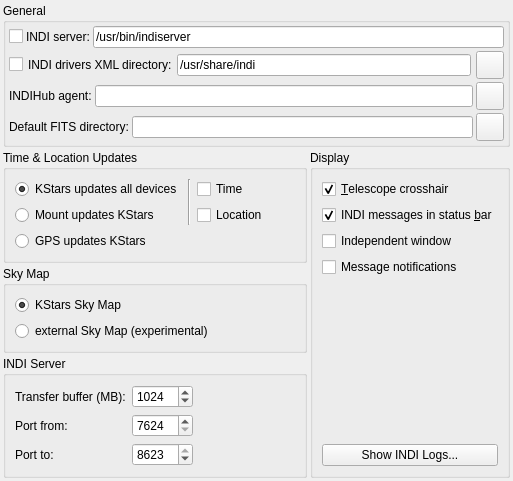
Old version of the form kstars/indi/opsindi.ui in the repository KDE/kstars.
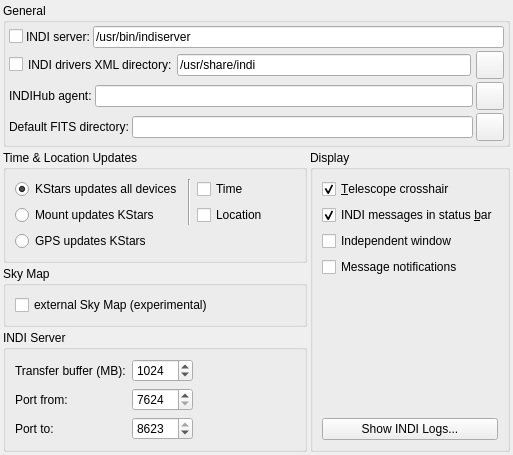
New version of the form.

Commit message:
Checkbox for usage of external sky map
Replacing the two radio boxes for enabling / disabling usage of external sky maps by a checkbox.

What changed in the file:
```diff
--- a/kstars/indi/opsindi.ui
+++ b/kstars/indi/opsindi.ui
@@ -344,23 +344,7 @@
            <number>9</number>
           </property>
           <item>
-           <widget class="QRadioButton" name="kcfg_useKStarsSkyMap">
-            <property name="toolTip">
-             <string>&lt;html&gt;&lt;head/&gt;&lt;body&gt;&lt;p&gt;Use the sky map of KStars for controlling telescope slews and syncs.&lt;/p&gt;&lt;/body&gt;&lt;/html&gt;</string>
-            </property>
-            <property name="text">
-             <string>KStars Sky Map</string>
-            </property>
-            <property name="checked">
-             <bool>true</bool>
-            </property>
-           </widget>
-          </item>
-          <item>
-           <widget class="QRadioButton" name="kcfg_useExternalSkyMap">
-            <property name="toolTip">
-             <string>&lt;html&gt;&lt;head/&gt;&lt;body&gt;&lt;p&gt;Use an external planetarium software to control mount slews and syncs.&lt;/p&gt;&lt;p&gt;&lt;span style=&quot; font-weight:600;&quot;&gt;WARNING&lt;/span&gt;: this feature is experimental!&lt;/p&gt;&lt;/body&gt;&lt;/html&gt;</string>
-            </property>
+           <widget class="QCheckBox" name="kcfg_useExternalSkyMap">
             <property name="text">
              <string>external Sky Map (experimental)</string>
             </property>
```
The commit also changes 2 other files.
